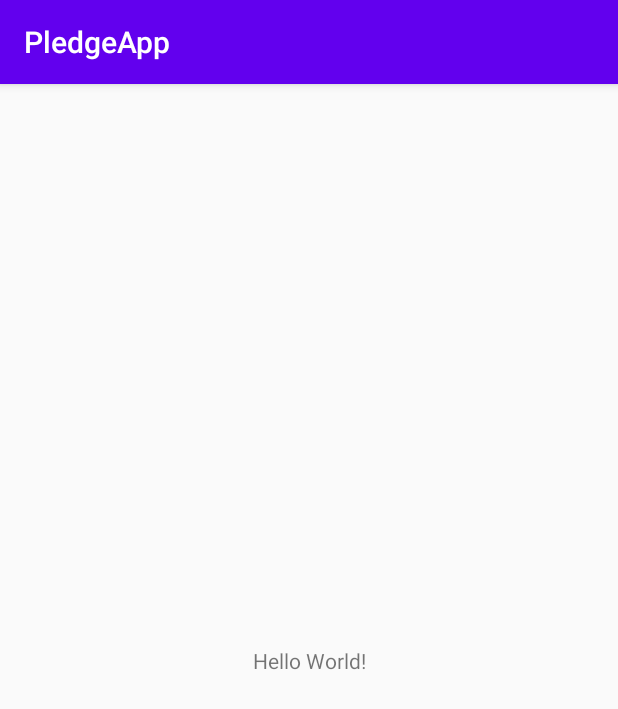
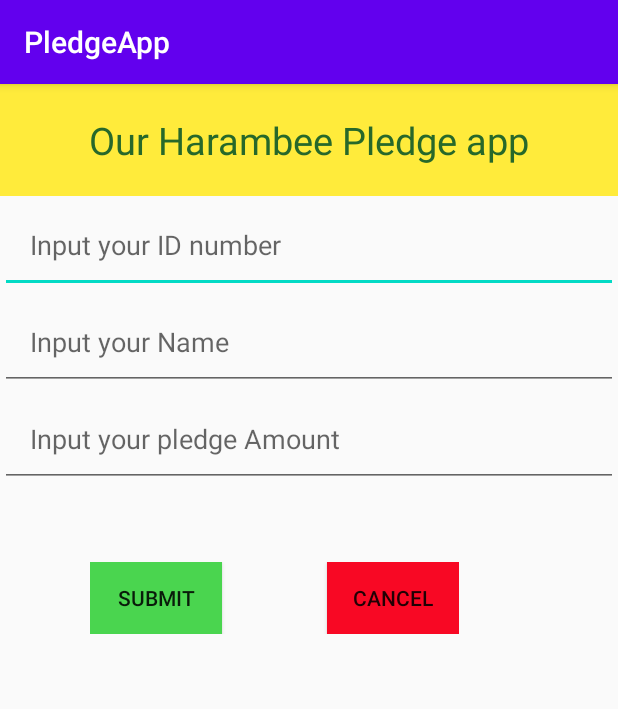
Before and after one commit to cornel-kim/PledgeApp, an Android app: the screen it shows after launch (MainActivity), on a phone screen of 412 x 824 dp. Shown: the top 709 px of the screen. Run offline under Robolectric (Android 15) with nearby library versions, the phone set to English and light mode, and no system bars; our stand-ins replace Firebase (no records; nobody signed in at launch, a user with empty details on screens opened directly).

Commit message:
First commit

```diff
--- a/app/src/main/java/com/modcom/pledgeapp/MainActivity.kt
+++ b/app/src/main/java/com/modcom/pledgeapp/MainActivity.kt
@@ -1,17 +1,38 @@
 package com.modcom.pledgeapp
 
 import android.os.Bundle
+import android.widget.Toast
 import androidx.appcompat.app.AppCompatActivity
+import com.google.firebase.FirebaseApp
+import com.google.firebase.database.DatabaseReference
 import com.google.firebase.database.FirebaseDatabase
+import kotlinx.android.synthetic.main.activity_main.*
 
 
 class MainActivity : AppCompatActivity() {
     override fun onCreate(savedInstanceState: Bundle?) {
         super.onCreate(savedInstanceState)
         setContentView(R.layout.activity_main)
-        val database = FirebaseDatabase.getInstance()
-        val myRef = database.getReference("message")
 
-        myRef.setValue("Our first class 2020")
+        FirebaseApp.initializeApp(this)//app initialization
+        val rootref:DatabaseReference = FirebaseDatabase.getInstance().reference//reference to the db
+        val demoref:DatabaseReference = rootref.child("members")//database table name members
+
+        btnSUBMIT.setOnClickListener {
+            //set up firebase
+            //put the edittexts to hashmap
+            val userData: MutableMap<String, String> = HashMap();
+            userData["ID"] = txtID.text.toString()
+            userData["Name"] = txtName.text.toString()
+            userData["Amount"] = txtAmount.text.toString()
+
+
+            //save them to demoref
+            demoref.child(txtID.text.toString()).setValue(userData)//Done
+            Toast.makeText(this, "Saved to the database", Toast.LENGTH_SHORT).show()
+
+//            demoref.setValue("Our first class 2020")
+
+        }
     }
 }
--- a/app/src/main/res/layout/activity_main.xml
+++ b/app/src/main/res/layout/activity_main.xml
@@ -1,18 +1,63 @@
 <?xml version="1.0" encoding="utf-8"?>
-<androidx.constraintlayout.widget.ConstraintLayout xmlns:android="http://schemas.android.com/apk/res/android"
+<LinearLayout
+    xmlns:android="http://schemas.android.com/apk/res/android"
     xmlns:app="http://schemas.android.com/apk/res-auto"
     xmlns:tools="http://schemas.android.com/tools"
     android:layout_width="match_parent"
+    android:orientation="vertical"
     android:layout_height="match_parent"
     tools:context=".MainActivity">
 
     <TextView
+        android:layout_width="match_parent"
+        android:layout_height="wrap_content"
+        android:textAlignment="center"
+        android:background="#FFEB3B"
+        android:textSize="25dp"
+        android:padding="20dp"
+        android:textColor="#27682A"
+        android:text="Our Harambee Pledge app"
+         />
+    <EditText
+        android:id="@+id/txtID"
+        android:layout_width="match_parent"
+        android:layout_height="wrap_content"
+        android:hint="Input your ID number"
+        android:padding="20dp"/>
+    <EditText
+        android:id="@+id/txtName"
+        android:layout_width="match_parent"
+        android:layout_height="wrap_content"
+        android:hint="Input your Name"
+        android:padding="20dp"/>
+    <EditText
+        android:id="@+id/txtAmount"
+        android:layout_width="match_parent"
+        android:layout_height="wrap_content"
+        android:hint="Input your pledge Amount"
+        android:padding="20dp"/>
+    <LinearLayout
         android:layout_width="wrap_content"
         android:layout_height="wrap_content"
-        android:text="Hello World!"
-        app:layout_constraintBottom_toBottomOf="parent"
-        app:layout_constraintLeft_toLeftOf="parent"
-        app:layout_constraintRight_toRightOf="parent"
-        app:layout_constraintTop_toTopOf="parent" />
+        android:orientation="horizontal"
+        android:paddingLeft="60dp"
+        android:paddingTop="50dp">
+        <Button
+            android:layout_width="wrap_content"
+            android:layout_height="wrap_content"
+            android:id="@+id/btnSUBMIT"
+            android:text="SUBMIT"
+            android:background="#4AD54F"
+            />
+        <Button
+            android:layout_width="wrap_content"
+            android:layout_height="wrap_content"
+            android:id="@+id/btnCANCEL"
+            android:text="CANCEL"
+            android:layout_marginLeft="70dp"
+            android:background="#F80824"
+          />
 
-</androidx.constraintlayout.widget.ConstraintLayout>
+    </LinearLayout>
+
+</LinearLayout>
```
